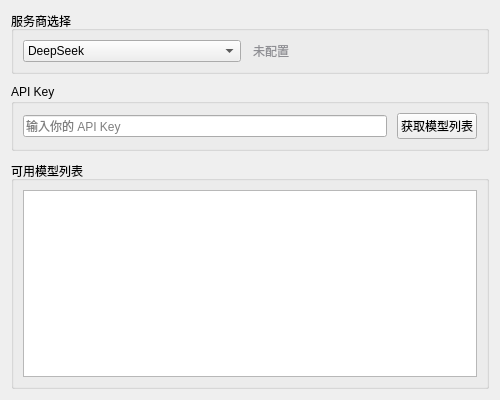
The window that ui/settingswindow/pages/page_llm.ui (qiuye-zhou/AkiDesk) describes before a commit, drawn with Qt 5.
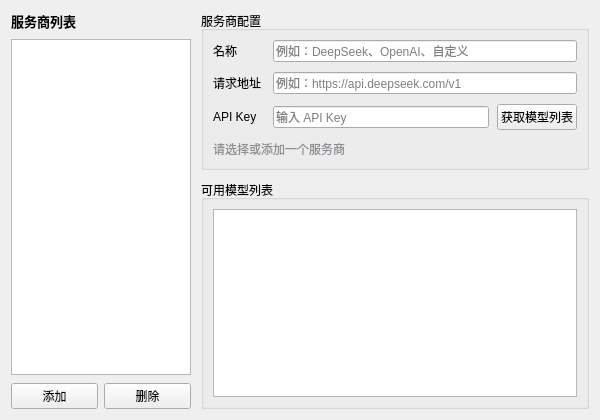
The same window after the commit.

Commit message: feat：添加自定义模型接入

What changed in the file:
```diff
--- a/ui/settingswindow/pages/page_llm.ui
+++ b/ui/settingswindow/pages/page_llm.ui
@@ -3,47 +3,91 @@
  <class>PageLLM</class>
  <widget class="QWidget" name="PageLLM">
   <property name="geometry">
-   <rect><x>0</x><y>0</y><width>500</width><height>400</height></rect>
+   <rect><x>0</x><y>0</y><width>600</width><height>420</height></rect>
   </property>
-  <layout class="QVBoxLayout" name="verticalLayout">
+  <layout class="QHBoxLayout" name="mainLayout">
    <property name="spacing"><number>10</number></property>
 
+   <!-- 左侧：服务商列表 -->
    <item>
-    <widget class="QGroupBox" name="grpServer">
-     <property name="title"><string>服务商选择</string></property>
-     <layout class="QHBoxLayout" name="hLayout1">
-      <property name="spacing"><number>12</number></property>
+    <layout class="QVBoxLayout" name="leftLayout">
+     <property name="spacing"><number>8</number></property>
       <item>
-       <widget class="QComboBox" name="comboServer">
-        <item><property name="text"><string>DeepSeek</string></property></item>
-        <item><property name="text"><string>OpenAI</string></property></item>
-        <item><property name="text"><string>Custom</string></property></item>
+      <widget class="QLabel" name="lblProviderList">
+       <property name="text"><string>服务商列表</string></property>
+       <property name="styleSheet"><string>font-weight: bold; font-size: 13px;</string></property>
        </widget>
       </item>
       <item>
-       <widget class="QLabel" name="labelStatus">
-        <property name="text"><string>未配置</string></property>
-        <property name="styleSheet"><string>color: #8E8E93; font-size: 12px;</string></property>
+      <widget class="QListWidget" name="listProviders">
+       <property name="maximumSize"><size><width>180</width><height>16777215</height></size></property>
+       <property name="minimumSize"><size><width>140</width><height>0</height></size></property>
        </widget>
       </item>
       <item>
-       <spacer name="hSpacer1">
-        <property name="orientation"><enum>Qt::Horizontal</enum></property>
-       </spacer>
-      </item>
-     </layout>
-    </widget>
-   </item>
+      <layout class="QHBoxLayout" name="btnLayout">
+       <property name="spacing"><number>6</number></property>
+       <item>
+        <widget class="QPushButton" name="btnAddProvider">
+         <property name="text"><string>添加</string></property>
+        </widget>
+       </item>
+       <item>
+        <widget class="QPushButton" name="btnRemoveProvider">
+         <property name="text"><string>删除</string></property>
+        </widget>
+       </item>
+      </layout>
+     </item>
+    </layout>
+   </item>
 
+   <!-- 右侧：服务商详情 -->
    <item>
-    <widget class="QGroupBox" name="grpApiKey">
-     <property name="title"><string>API Key</string></property>
-     <layout class="QHBoxLayout" name="hLayout2">
+    <layout class="QVBoxLayout" name="rightLayout">
       <property name="spacing"><number>10</number></property>
+
+     <item>
+      <widget class="QGroupBox" name="grpDetail">
+       <property name="title"><string>服务商配置</string></property>
+       <layout class="QGridLayout" name="detailGrid">
+        <property name="horizontalSpacing"><number>12</number></property>
+        <property name="verticalSpacing"><number>10</number></property>
+
+        <item row="0" column="0">
+         <widget class="QLabel" name="lblName">
+          <property name="text"><string>名称</string></property>
+         </widget>
+        </item>
+        <item row="0" column="1">
+         <widget class="QLineEdit" name="editProviderName">
+          <property name="placeholderText"><string>例如：DeepSeek、OpenAI、自定义</string></property>
+         </widget>
+        </item>
+
+        <item row="1" column="0">
+         <widget class="QLabel" name="lblBaseUrl">
+          <property name="text"><string>请求地址</string></property>
+         </widget>
+        </item>
+        <item row="1" column="1">
+         <widget class="QLineEdit" name="editBaseUrl">
+          <property name="placeholderText"><string>例如：https://api.deepseek.com/v1</string></property>
+         </widget>
+        </item>
+
+        <item row="2" column="0">
+         <widget class="QLabel" name="lblApiKey">
+          <property name="text"><string>API Key</string></property>
+         </widget>
+        </item>
+        <item row="2" column="1">
+         <layout class="QHBoxLayout" name="apiKeyLayout">
+          <property name="spacing"><number>8</number></property>
       <item>
        <widget class="QLineEdit" name="editApiKey">
         <property name="echoMode"><enum>QLineEdit::Password</enum></property>
-        <property name="placeholderText"><string>输入你的 API Key</string></property>
+            <property name="placeholderText"><string>输入 API Key</string></property>
        </widget>
       </item>
       <item>
@@ -52,6 +96,15 @@
        </widget>
       </item>
      </layout>
+        </item>
+
+        <item row="3" column="0" colspan="2">
+         <widget class="QLabel" name="labelStatus">
+          <property name="text"><string>请选择或添加一个服务商</string></property>
+          <property name="styleSheet"><string>color: #8E8E93; font-size: 12px;</string></property>
+         </widget>
+        </item>
+       </layout>
     </widget>
    </item>
 
@@ -65,6 +118,9 @@
       </item>
      </layout>
     </widget>
+     </item>
+
+    </layout>
    </item>
 
   </layout>
```
Lines whose indentation alone changed are shown as unchanged. The commit also changes 9 other files.
